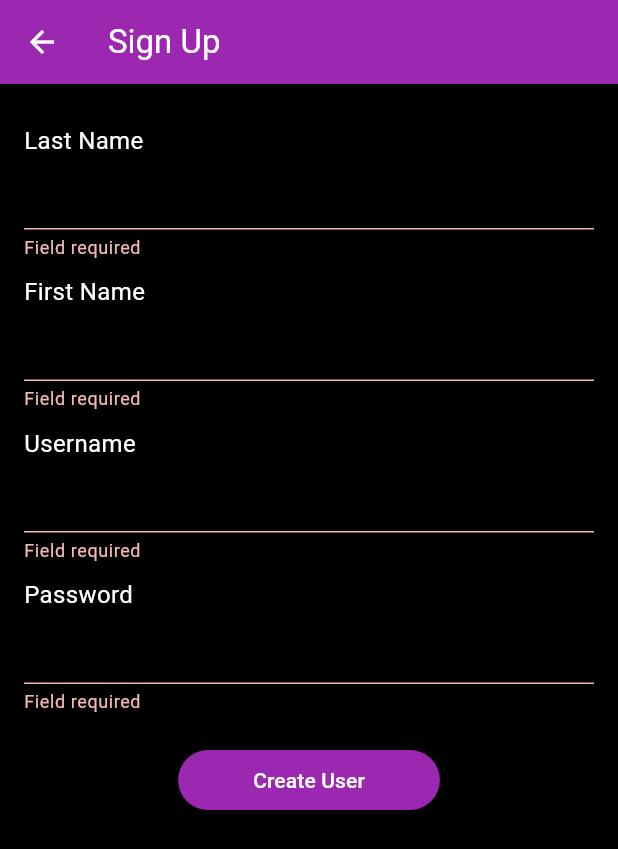
After one commit to cessrivera/flutter-project, a Flutter app: the SignUpPage screen opened directly, after a tap on "Create User", on a phone screen of 412 x 824 dp. The commit adds this screen. Shown: the top 849 px of the screen. Run offline on Flutter 3.47's test engine with Material 3 defaults, Android fonts, the phone set to English and light mode, and no system bars; network calls fail.

Commit message:
first commit

```diff
--- a/lib/page1.dart
+++ b/lib/page1.dart
@@ -1,14 +1,28 @@
 import 'package:flutter/material.dart';
+import 'signup_PDER.dart';
 
 class Page1 extends StatelessWidget {
   @override
   Widget build(BuildContext context) {
     return Scaffold(
-      appBar: AppBar(title: Text('Page 1')),
+      appBar: AppBar(title: Text("Page 1"), backgroundColor: Colors.purple),
       body: Center(
-        child: Text(
-          'This is Page 1',
-          style: TextStyle(fontSize: 24, fontWeight: FontWeight.bold),
+        child: Column(
+          mainAxisAlignment: MainAxisAlignment.center,
+          children: [
+            Text("This is Page 1", style: TextStyle(fontSize: 20, color: Colors.purple)),
+            SizedBox(height: 10),
+            ElevatedButton(
+              onPressed: () {
+                Navigator.push(
+                  context,
+                  MaterialPageRoute(builder: (context) => SignUpPage()),
+                );
+              },
+              style: ElevatedButton.styleFrom(backgroundColor: Colors.purple),
+              child: Text("Go to Sign-Up Page", style: TextStyle(color: Colors.black)),
+            ),
+          ],
         ),
       ),
     );
--- /dev/null
+++ b/lib/signup_PDER.dart
@@ -0,0 +1,133 @@
+import 'package:flutter/material.dart';
+import 'package:http/http.dart' as http;
+import 'dart:convert';
+
+class SignUpPage extends StatefulWidget {
+  @override
+  _SignUpPageState createState() => _SignUpPageState();
+}
+
+class _SignUpPageState extends State<SignUpPage> {
+  final _formKey = GlobalKey<FormState>();
+
+  final TextEditingController _lastNameController = TextEditingController();
+  final TextEditingController _firstNameController = TextEditingController();
+  final TextEditingController _userNameController = TextEditingController();
+  final TextEditingController _passwordController = TextEditingController();
+
+  Future<void> _createUser() async {
+    if (_formKey.currentState!.validate()) {
+      final url = Uri.parse('https://reqres.in/api/users');
+      final Map<String, dynamic> requestData = {
+        'last_name': _lastNameController.text,
+        'first_name': _firstNameController.text,
+        'username': _userNameController.text,
+        'password': _passwordController.text,
+      };
+
+      try {
+        final response = await http.post(
+          url,
+          headers: {'Content-Type': 'application/json'},
+          body: jsonEncode(requestData),
+        );
+
+        if (response.statusCode == 201) {
+          Navigator.push(
+            context,
+            MaterialPageRoute(builder: (context) => SuccessPage()),
+          );
+        } else {
+          ScaffoldMessenger.of(context).showSnackBar(
+            SnackBar(content: Text("Error: Unable to create user")),
+          );
+        }
+      } catch (e) {
+        ScaffoldMessenger.of(context).showSnackBar(
+          SnackBar(content: Text("Network error: $e")),
+        );
+      }
+    }
+  }
+
+  @override
+  Widget build(BuildContext context) {
+    return Scaffold(
+      backgroundColor: Colors.black, // Set background color to black
+      appBar: AppBar(
+        title: Text('Sign Up', style: TextStyle(color: Colors.white)), // White text in AppBar
+        backgroundColor: Colors.purple,
+        iconTheme: IconThemeData(color: Colors.white), // White back button
+      ),
+      body: Padding(
+        padding: EdgeInsets.all(16.0),
+        child: Form(
+          key: _formKey,
+          child: Column(
+            crossAxisAlignment: CrossAxisAlignment.start,
+            children: [
+              _buildLabel("Last Name"),
+              _buildTextField(_lastNameController),
+              _buildLabel("First Name"),
+              _buildTextField(_firstNameController),
+              _buildLabel("Username"),
+              _buildTextField(_userNameController),
+              _buildLabel("Password"),
+              _buildTextField(_passwordController, isPassword: true),
+              SizedBox(height: 20),
+              Center(
+                child: ElevatedButton(
+                  onPressed: _createUser,
+                  style: ElevatedButton.styleFrom(
+                    backgroundColor: Colors.purple,
+                    padding: EdgeInsets.symmetric(horizontal: 50, vertical: 10),
+                  ),
+                  child: Text('Create User', style: TextStyle(color: Colors.white)),
+                ),
+              ),
+            ],
+          ),
+        ),
+      ),
+    );
+  }
+
+  Widget _buildLabel(String text) {
+    return Padding(
+      padding: EdgeInsets.only(top: 10),
+      child: Text(
+        text,
+        style: TextStyle(fontSize: 16, color: Colors.white), // Set label text to white
+      ),
+    );
+  }
+
+  Widget _buildTextField(TextEditingController controller, {bool isPassword = false}) {
+    return TextFormField(
+      controller: controller,
+      obscureText: isPassword,
+      style: TextStyle(color: Colors.white), // Set input text color to white
+      decoration: InputDecoration(
+        border: UnderlineInputBorder(),
+        enabledBorder: UnderlineInputBorder(
+          borderSide: BorderSide(color: Colors.white), // White underline
+        ),
+        focusedBorder: UnderlineInputBorder(
+          borderSide: BorderSide(color: Colors.purple), // Purple underline when focused
+        ),
+      ),
+      validator: (value) => value!.isEmpty ? "Field required" : null,
+    );
+  }
+}
+
+class SuccessPage extends StatelessWidget {
+  @override
+  Widget build(BuildContext context) {
+    return Scaffold(
+      backgroundColor: Colors.black,
+      appBar: AppBar(title: Text("Success", style: TextStyle(color: Colors.white)), backgroundColor: Colors.purple),
+      body: Center(child: Text("User Created Successfully!", style: TextStyle(fontSize: 18, color: Colors.white))),
+    );
+  }
+}
--- a/pubspec.yaml
+++ b/pubspec.yaml
@@ -30,6 +30,7 @@ environment:
 dependencies:
   flutter:
     sdk: flutter
+  http: ^0.13.6
 
   # The following adds the Cupertino Icons font to your application.
   # Use with the CupertinoIcons class for iOS style icons.
```
Also changed, not shown: pubspec.lock.
